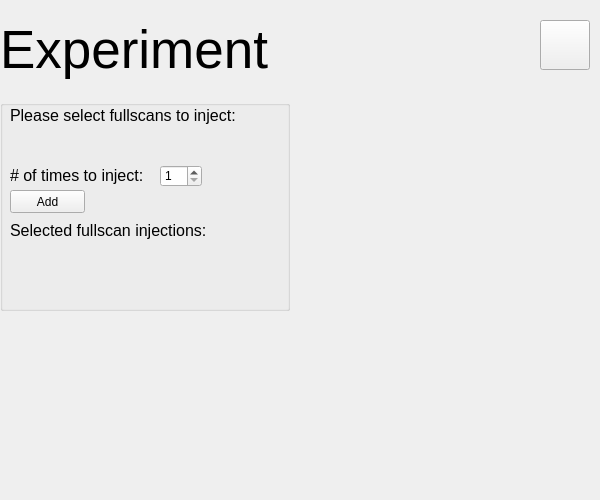
Above: vimmsVisualisedGUI/ExperimentPage.ui from Adam-Tem/vimmsVisualised before the change. Below: the same form after it.
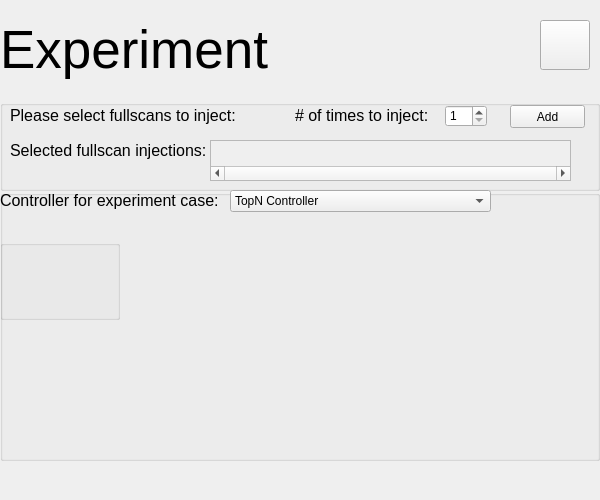
That is the form after the change.

Commit message: Fullscan identification area complete on experiment page.

Patch:
```diff
--- a/vimmsVisualisedGUI/ExperimentPage.ui
+++ b/vimmsVisualisedGUI/ExperimentPage.ui
@@ -52,8 +52,8 @@
     <rect>
      <x>0</x>
      <y>100</y>
-     <width>290</width>
-     <height>211</height>
+     <width>600</width>
+     <height>91</height>
     </rect>
    </property>
    <property name="title">
@@ -81,7 +81,7 @@
     <property name="geometry">
      <rect>
       <x>10</x>
-      <y>120</y>
+      <y>40</y>
       <width>271</width>
       <height>20</height>
      </rect>
@@ -95,30 +95,11 @@
      <string>Selected fullscan injections:</string>
     </property>
    </widget>
-   <widget class="QLabel" name="FullscanNamesLabel">
-    <property name="geometry">
-     <rect>
-      <x>10</x>
-      <y>140</y>
-      <width>270</width>
-      <height>61</height>
-     </rect>
-    </property>
-    <property name="styleSheet">
-     <string notr="true">font-weight: bold;</string>
-    </property>
-    <property name="text">
-     <string/>
-    </property>
-    <property name="alignment">
-     <set>Qt::AlignLeading|Qt::AlignLeft|Qt::AlignTop</set>
-    </property>
-   </widget>
    <widget class="QLabel" name="NoOfInjectionsLabel">
     <property name="geometry">
      <rect>
-      <x>10</x>
-      <y>65</y>
+      <x>295</x>
+      <y>5</y>
       <width>141</width>
       <height>21</height>
      </rect>
@@ -135,8 +116,8 @@
    <widget class="QSpinBox" name="NoOfInjectionsSpinBox">
     <property name="geometry">
      <rect>
-      <x>160</x>
-      <y>65</y>
+      <x>445</x>
+      <y>5</y>
       <width>42</width>
       <height>22</height>
      </rect>
@@ -151,14 +132,133 @@
    <widget class="QPushButton" name="AddFullscanButton">
     <property name="geometry">
      <rect>
-      <x>10</x>
-      <y>90</y>
+      <x>510</x>
+      <y>5</y>
       <width>75</width>
       <height>23</height>
      </rect>
     </property>
     <property name="text">
      <string>Add</string>
+    </property>
+   </widget>
+   <widget class="QScrollArea" name="FullscanNamesScrollArea">
+    <property name="geometry">
+     <rect>
+      <x>210</x>
+      <y>40</y>
+      <width>361</width>
+      <height>41</height>
+     </rect>
+    </property>
+    <property name="sizePolicy">
+     <sizepolicy hsizetype="Preferred" vsizetype="Preferred">
+      <horstretch>0</horstretch>
+      <verstretch>0</verstretch>
+     </sizepolicy>
+    </property>
+    <property name="styleSheet">
+     <string notr="true">font-weight: bold;</string>
+    </property>
+    <property name="lineWidth">
+     <number>0</number>
+    </property>
+    <property name="horizontalScrollBarPolicy">
+     <enum>Qt::ScrollBarAlwaysOn</enum>
+    </property>
+    <property name="sizeAdjustPolicy">
+     <enum>QAbstractScrollArea::AdjustToContents</enum>
+    </property>
+    <property name="widgetResizable">
+     <bool>true</bool>
+    </property>
+    <widget class="QWidget" name="ScrollContents">
+     <property name="geometry">
+      <rect>
+       <x>0</x>
+       <y>0</y>
+       <width>359</width>
+       <height>26</height>
+      </rect>
+     </property>
+     <widget class="QLabel" name="FullscanNamesLabel">
+      <property name="geometry">
+       <rect>
+        <x>0</x>
+        <y>0</y>
+        <width>300</width>
+        <height>21</height>
+       </rect>
+      </property>
+      <property name="sizePolicy">
+       <sizepolicy hsizetype="Expanding" vsizetype="Expanding">
+        <horstretch>0</horstretch>
+        <verstretch>0</verstretch>
+       </sizepolicy>
+      </property>
+      <property name="text">
+       <string/>
+      </property>
+     </widget>
+    </widget>
+   </widget>
+  </widget>
+  <widget class="QGroupBox" name="ControllerSelecitonGroupBox">
+   <property name="geometry">
+    <rect>
+     <x>0</x>
+     <y>190</y>
+     <width>600</width>
+     <height>271</height>
+    </rect>
+   </property>
+   <property name="title">
+    <string/>
+   </property>
+   <widget class="QLabel" name="FullscanSelectLabel_2">
+    <property name="geometry">
+     <rect>
+      <x>0</x>
+      <y>0</y>
+      <width>225</width>
+      <height>20</height>
+     </rect>
+    </property>
+    <property name="font">
+     <font>
+      <pointsize>12</pointsize>
+     </font>
+    </property>
+    <property name="text">
+     <string>Controller for experiment case:</string>
+    </property>
+   </widget>
+   <widget class="QComboBox" name="comboBox">
+    <property name="geometry">
+     <rect>
+      <x>230</x>
+      <y>0</y>
+      <width>261</width>
+      <height>22</height>
+     </rect>
+    </property>
+    <item>
+     <property name="text">
+      <string>TopN Controller</string>
+     </property>
+    </item>
+   </widget>
+   <widget class="QGroupBox" name="ParamBox">
+    <property name="geometry">
+     <rect>
+      <x>0</x>
+      <y>50</y>
+      <width>120</width>
+      <height>80</height>
+     </rect>
+    </property>
+    <property name="title">
+     <string/>
     </property>
    </widget>
   </widget>
```
The commit also changes 4 other files.
